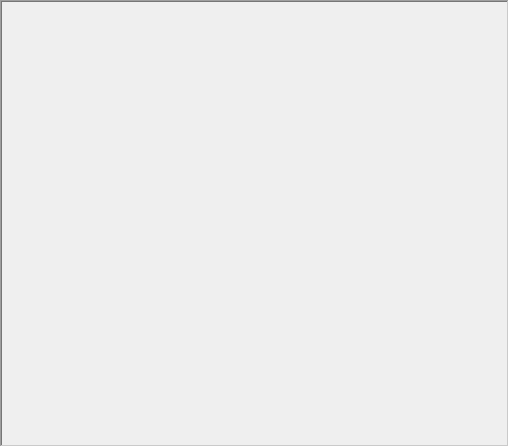
This is src/gui/popwindow.ui in sigidagi/chimpanse as Qt 5 draws it before an edit. The edited form follows.
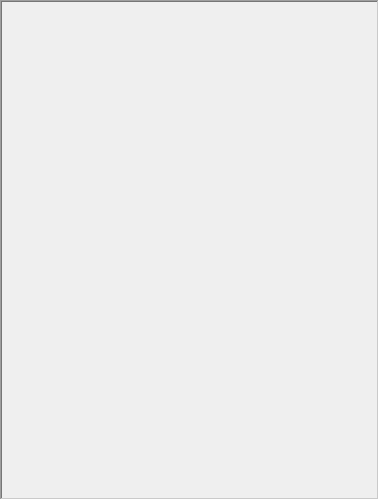
This is the edited form. Icons and pictures are not drawn.

Commit message: pop images modifications

Patch:
```diff
--- a/src/gui/popwindow.ui
+++ b/src/gui/popwindow.ui
@@ -6,10 +6,22 @@
    <rect>
     <x>0</x>
     <y>0</y>
-    <width>509</width>
-    <height>447</height>
+    <width>379</width>
+    <height>500</height>
    </rect>
   </property>
+  <property name="minimumSize">
+   <size>
+    <width>345</width>
+    <height>460</height>
+   </size>
+  </property>
+  <property name="maximumSize">
+   <size>
+    <width>400</width>
+    <height>500</height>
+   </size>
+  </property>
   <property name="windowTitle">
    <string>ScrollArea</string>
   </property>
@@ -24,13 +36,37 @@
     <rect>
      <x>0</x>
      <y>0</y>
-     <width>505</width>
-     <height>443</height>
+     <width>375</width>
+     <height>496</height>
     </rect>
    </property>
+   <property name="minimumSize">
+    <size>
+     <width>345</width>
+     <height>460</height>
+    </size>
+   </property>
+   <property name="maximumSize">
+    <size>
+     <width>400</width>
+     <height>500</height>
+    </size>
+   </property>
    <layout class="QVBoxLayout" name="verticalLayout_2">
     <item>
      <widget class="QLabel" name="imageLabel_">
+      <property name="minimumSize">
+       <size>
+        <width>345</width>
+        <height>460</height>
+       </size>
+      </property>
+      <property name="maximumSize">
+       <size>
+        <width>345</width>
+        <height>460</height>
+       </size>
+      </property>
       <property name="text">
        <string/>
       </property>
```
Left out of the diff: 6 changed lines with no effect on the pictures. The commit also changes 2 other files.
